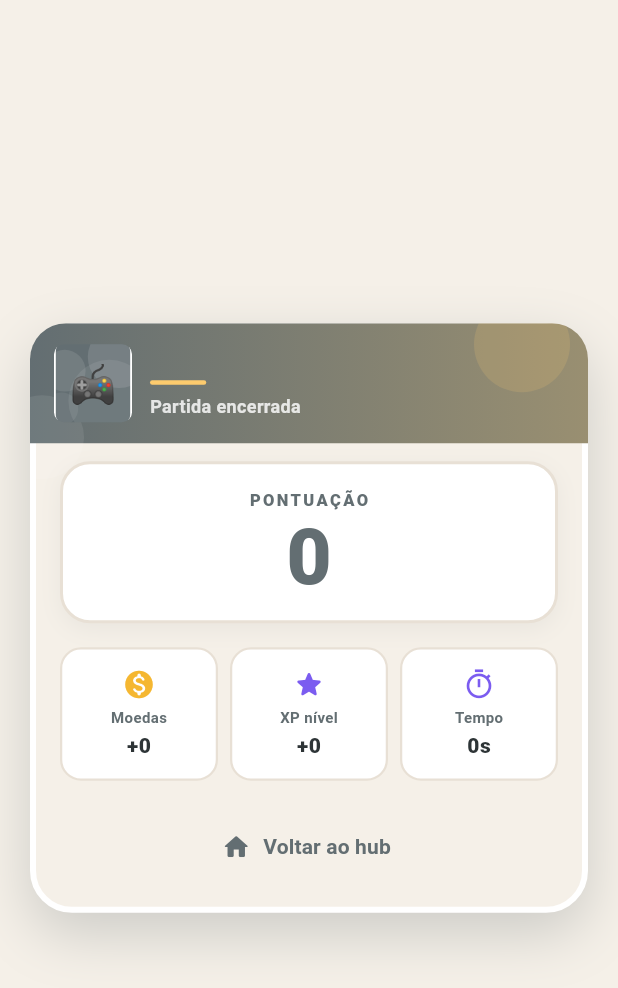
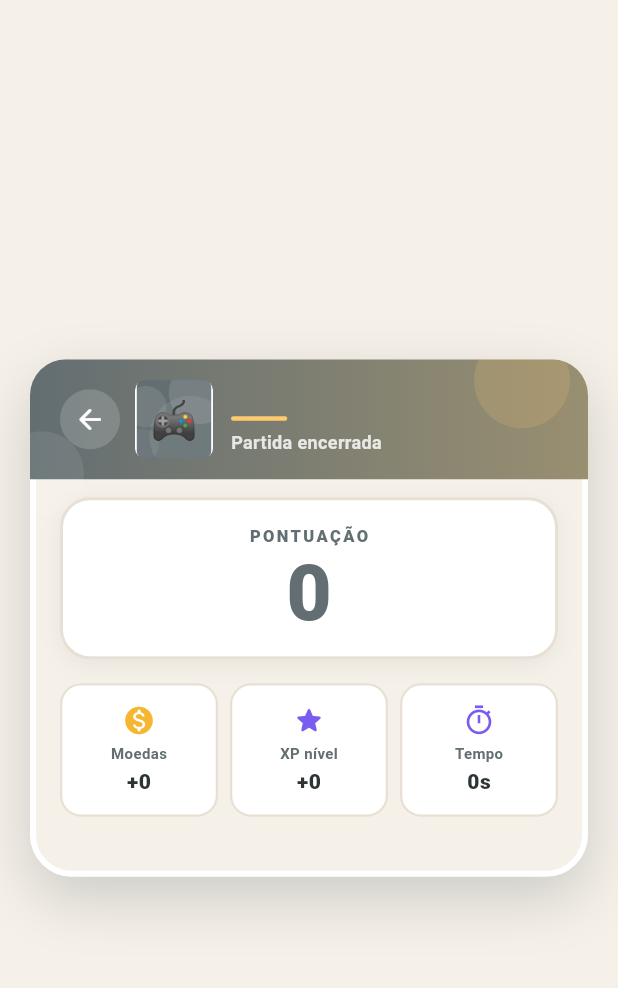
Before and after one commit to djmarina123/minigames, a Flutter app: the GameResultDialog widget shown alone on an empty page, opened directly with empty values, on a phone screen of 412 x 824 dp. Shown: the top 988 px of the screen. Run offline on Flutter 3.47's test engine with Material 3 defaults, Android fonts, the phone set to English and light mode, and no system bars; our stand-ins replace firebase_analytics, firebase_auth, firebase_core, firebase_crashlytics, package_info_plus, shared_preferences; missing offline and left inert: flame; accounts and stored records are empty.

Commit message:
Move retorno ao hub para seta no header do placar final.
O botão no rodapé exigia rolagem em telas com banner de vitória/derrota
e muitos stats; documenta acompanhamento do CI no encerramento de sessão.

```diff
--- a/lib/core/game_sdk/widgets/game_result_dialog.dart
+++ b/lib/core/game_sdk/widgets/game_result_dialog.dart
@@ -85,6 +85,7 @@ class GameResultDialog extends StatelessWidget {
                     isNewRecord: isNewRecord,
                     outcomeWon: outcomeWon,
                     bestScore: bestScore,
+                    onExit: onExit,
                   ),
                   Padding(
                     padding: const EdgeInsets.fromLTRB(20, 12, 20, 20),
@@ -158,7 +159,6 @@ class GameResultDialog extends StatelessWidget {
                         const SizedBox(height: 20),
                         _ActionButtons(
                           cardColor: theme.cardColor,
-                          onExit: onExit,
                           onPlayAgain: onPlayAgain,
                           onDoubleCoins: onDoubleCoins,
                         ),
@@ -250,6 +250,7 @@ class _ResultHeader extends StatelessWidget {
     required this.metadata,
     required this.theme,
     required this.isNewRecord,
+    required this.onExit,
     this.outcomeWon,
     this.bestScore,
   });
@@ -257,6 +258,7 @@ class _ResultHeader extends StatelessWidget {
   final GameMetadata metadata;
   final HubGameTheme theme;
   final bool isNewRecord;
+  final VoidCallback onExit;
   final bool? outcomeWon;
   final int? bestScore;
 
@@ -320,6 +322,18 @@ class _ResultHeader extends StatelessWidget {
             padding: const EdgeInsets.fromLTRB(16, 14, 16, 14),
             child: Row(
               children: [
+                IconButton(
+                  onPressed: onExit,
+                  tooltip: 'Voltar ao hub',
+                  icon: const Icon(Icons.arrow_back_rounded, size: 22),
+                  color: Colors.white,
+                  style: IconButton.styleFrom(
+                    backgroundColor: Colors.white.withValues(alpha: 0.16),
+                    minimumSize: const Size(40, 40),
+                    padding: EdgeInsets.zero,
+                  ),
+                ),
+                const SizedBox(width: 6),
                 GameCatalogThumbnail(
                   gameId: metadata.id,
                   theme: theme,
@@ -833,13 +847,11 @@ class _Chip extends StatelessWidget {
 class _ActionButtons extends StatefulWidget {
   const _ActionButtons({
     required this.cardColor,
-    required this.onExit,
     this.onPlayAgain,
     this.onDoubleCoins,
   });
 
   final Color cardColor;
-  final VoidCallback onExit;
   final VoidCallback? onPlayAgain;
   final Future<void> Function()? onDoubleCoins;
 
@@ -922,26 +934,6 @@ class _ActionButtonsState extends State<_ActionButtons> {
           ),
           const SizedBox(height: 8),
         ],
-        TextButton.icon(
-          onPressed: busy ? null : widget.onExit,
-          icon: Icon(
-            Icons.home_rounded,
-            size: 20,
-            color: busy
-                ? HubTheme.textSecondary.withValues(alpha: 0.4)
-                : HubTheme.textSecondary,
-          ),
-          label: Text(
-            'Voltar ao hub',
-            style: TextStyle(
-              fontWeight: FontWeight.w700,
-              fontSize: 14,
-              color: busy
-                  ? HubTheme.textSecondary.withValues(alpha: 0.4)
-                  : HubTheme.textSecondary,
-            ),
-          ),
-        ),
       ],
     );
   }
```
Also changed, not shown: 2 other files.
